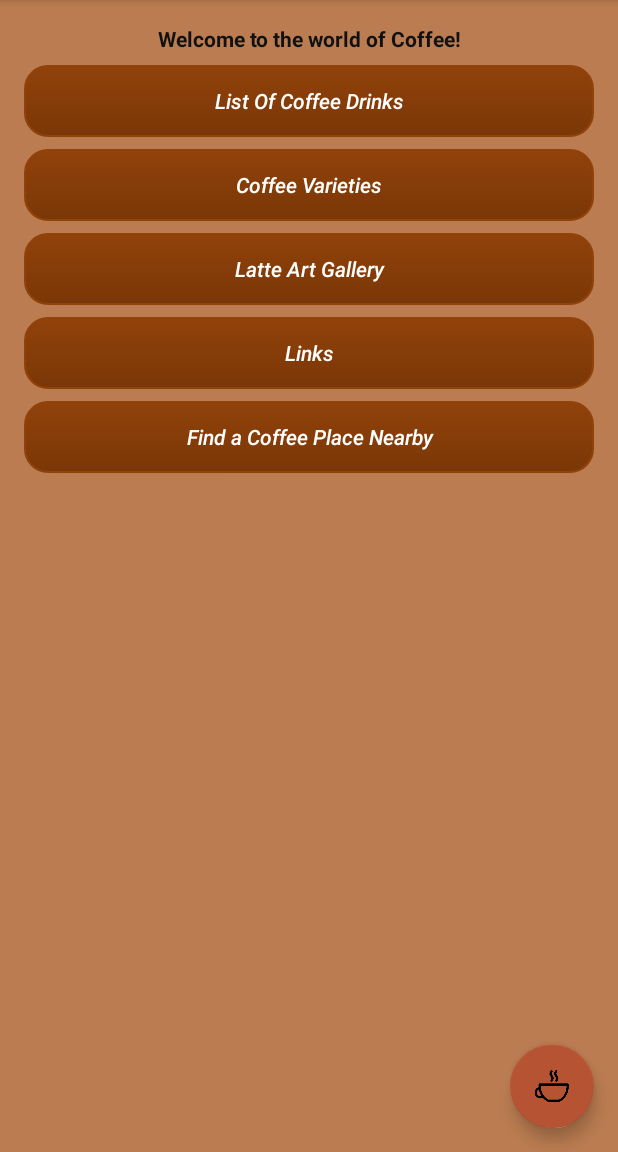
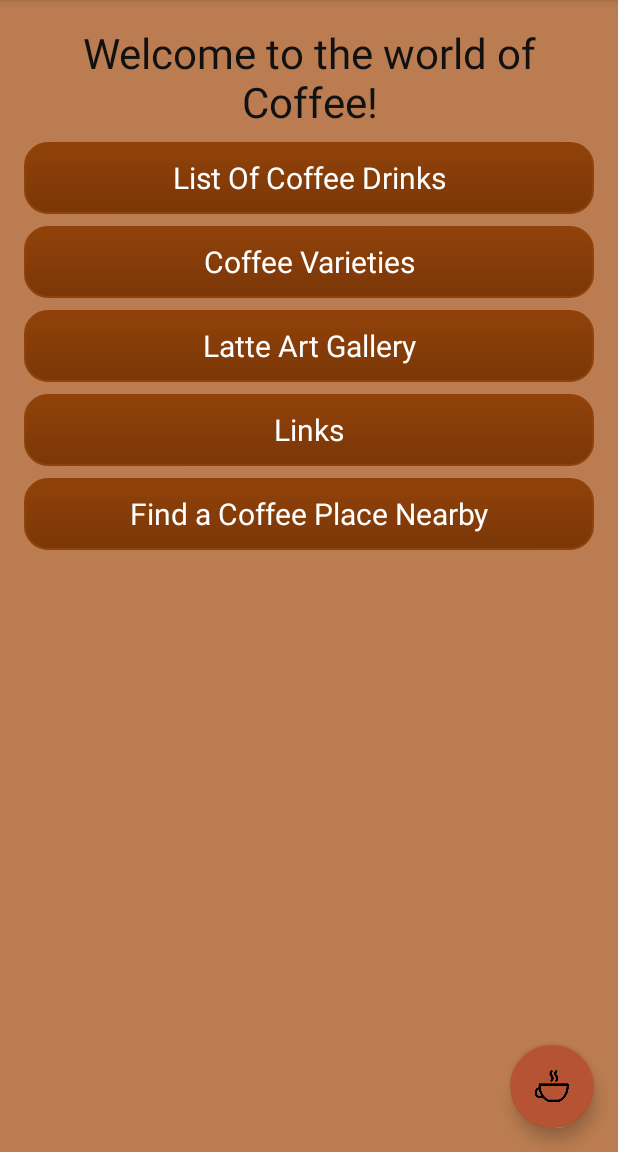
Before and after one commit to SevaRock/CoffeePediaNew, an Android app: the screen it shows after launch (MainActivity), on a phone screen of 412 x 824 dp, the part 84-1236 px from its top. Run offline under Robolectric (Android 15) with nearby library versions, the phone set to English and light mode, and no system bars; Roboto replaces fonts that are not available here; 1 statement that could not run was skipped.

Commit message:
Some Major Design Changes

```diff
--- a/app/src/main/java/com/sevarock/coffeepedia/LatteArtGallery.java
+++ b/app/src/main/java/com/sevarock/coffeepedia/LatteArtGallery.java
@@ -11,5 +11,6 @@ public class LatteArtGallery extends Activity {
         setContentView(R.layout.activity_latte_art_gallery);
 
         //TODO Убрать тормоза ибо пиздец
+        //TODO Допилить адекватно, как в примерах с котиками
     }
 }
--- a/app/src/main/java/com/sevarock/coffeepedia/MainActivity.java
+++ b/app/src/main/java/com/sevarock/coffeepedia/MainActivity.java
@@ -1,6 +1,7 @@
 package com.sevarock.coffeepedia;
 
 import android.content.Intent;
+import android.graphics.Typeface;
 import android.net.Uri;
 import android.os.Bundle;
 import android.provider.MediaStore;
@@ -16,6 +17,8 @@ import android.support.v7.widget.Toolbar;
 import android.view.Menu;
 import android.view.MenuItem;
 import android.view.Window;
+import android.widget.Button;
+import android.widget.TextView;
 
 import java.security.PublicKey;
 
@@ -30,6 +33,27 @@ public class MainActivity extends AppCompatActivity
         toolbar.setLogo(R.drawable.coffeelogo);
         toolbar.setBackgroundColor(getResources().getColor(R.color.colorDarkCoffee));
         setSupportActionBar(toolbar);
+
+        //Custom Fonts Applying
+        TextView customViewTop = (TextView) findViewById(R.id.welcomeText);
+        Typeface myCustomFont = Typeface.createFromAsset(getAssets(), "fonts/docktrin.ttf");
+        customViewTop.setTypeface(myCustomFont);
+
+        //Test Button Font Applying
+        Button customButton1 = (Button) findViewById(R.id.ButtonSorts);
+        customButton1.setTypeface(myCustomFont);
+
+        Button customButton2 = (Button) findViewById(R.id.ButtonVarieties);
+        customButton2.setTypeface(myCustomFont);
+
+        Button customButton3 = (Button) findViewById(R.id.CappucinoArtButton);
+        customButton3.setTypeface(myCustomFont);
+
+        Button customButton4 = (Button) findViewById(R.id.LinksButton);
+        customButton4.setTypeface(myCustomFont);
+
+        Button customButton5 = (Button) findViewById(R.id.MapButton);
+        customButton5.setTypeface(myCustomFont);
 
         final FloatingActionButton fab = (FloatingActionButton) findViewById(R.id.fab);
         fab.setOnClickListener(new View.OnClickListener() {
@@ -123,6 +147,11 @@ public class MainActivity extends AppCompatActivity
         startActivity(LatteGalleryClick);
     }
 
+    public void LatteGalleryMenu (MenuItem view) {
+        Intent LatteGalleryClick = new Intent(this, LatteArtGallery.class);
+        startActivity(LatteGalleryClick);
+    }
+
     public void linksClick (View view) {
         Intent linksClickActivity = new Intent(this, LinksActivity.class);
         startActivity(linksClickActivity);
--- a/app/src/main/res/layout/content_main.xml
+++ b/app/src/main/res/layout/content_main.xml
@@ -18,6 +18,7 @@
         android:layout_height="wrap_content"
         android:id="@+id/welcomeText"
         android:textAlignment="center"
+        android:textSize="28dp"
         android:textColor="#111111"
         android:textStyle="bold"
         android:text="Welcome to the world of Coffee!"
@@ -29,6 +30,7 @@
         android:background="@drawable/coffeebutton"
         android:text="List Of Coffee Drinks"
         android:textStyle="italic"
+        android:textSize="20dp"
         android:textAllCaps="false"
         android:textColor="#ffffff"
         android:onClick="listClick"
@@ -42,6 +44,7 @@
         android:background="@drawable/coffeebutton"
         android:text="Coffee Varieties"
         android:textStyle="italic"
+        android:textSize="20dp"
         android:textAllCaps="false"
         android:textColor="#ffffff"
         android:onClick="varietiesClick"
@@ -55,6 +58,7 @@
         android:background="@drawable/coffeebutton"
         android:text="Latte Art Gallery"
         android:textStyle="italic"
+        android:textSize="20dp"
         android:textAllCaps="false"
         android:textColor="#ffffff"
         android:onClick="LatteGallery"
@@ -69,6 +73,7 @@
         android:text="Links"
         android:textColor="#ffffff"
         android:textStyle="italic"
+        android:textSize="20dp"
         android:textAllCaps="false"
         android:layout_below="@+id/CappucinoArtButton"
         android:onClick="linksClick"
@@ -82,6 +87,7 @@
         android:text="Find a Coffee Place Nearby"
         android:textColor="#ffffff"
         android:textStyle="italic"
+        android:textSize="20dp"
         android:textAllCaps="false"
         android:layout_below="@+id/LinksButton"
         android:onClick="mapClick"
--- a/app/src/main/res/menu/activity_main_drawer.xml
+++ b/app/src/main/res/menu/activity_main_drawer.xml
@@ -10,11 +10,12 @@
         <item
             android:id="@+id/nav_gallery"
             android:icon="@drawable/ic_menu_gallery"
-            android:title="Coffee Art Gallery" />
+            android:title="Coffee Art Gallery"
+            android:onClick="LatteGalleryMenu"/>
         <item
             android:id="@+id/nav_slideshow"
             android:icon="@drawable/ic_menu_slideshow"
-            android:title="Slideshow" />
+            android:title="Slideshow"/>
         <item
             android:id="@+id/nav_manage"
             android:icon="@drawable/ic_menu_manage"
```
Also changed, not shown: app/src/main/res/drawable/coffeemenu.jpg.
